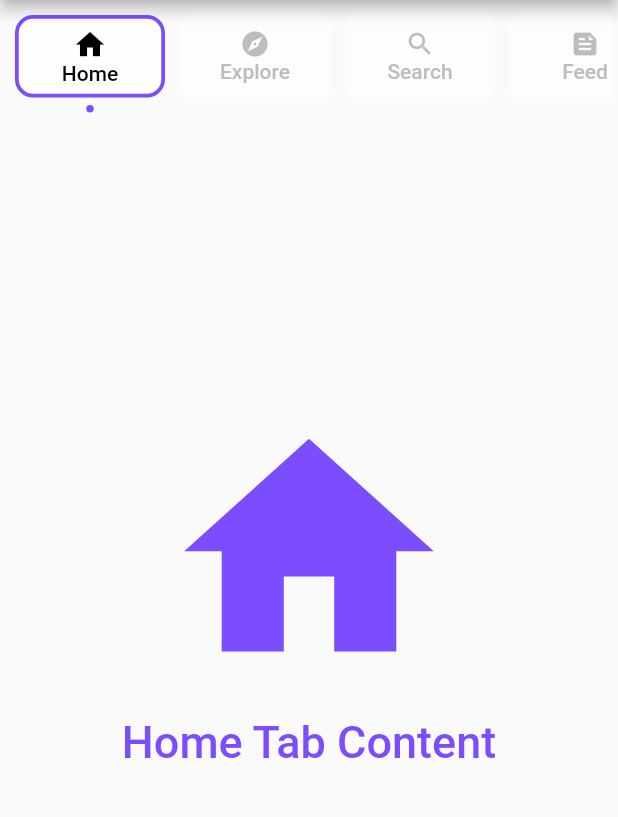
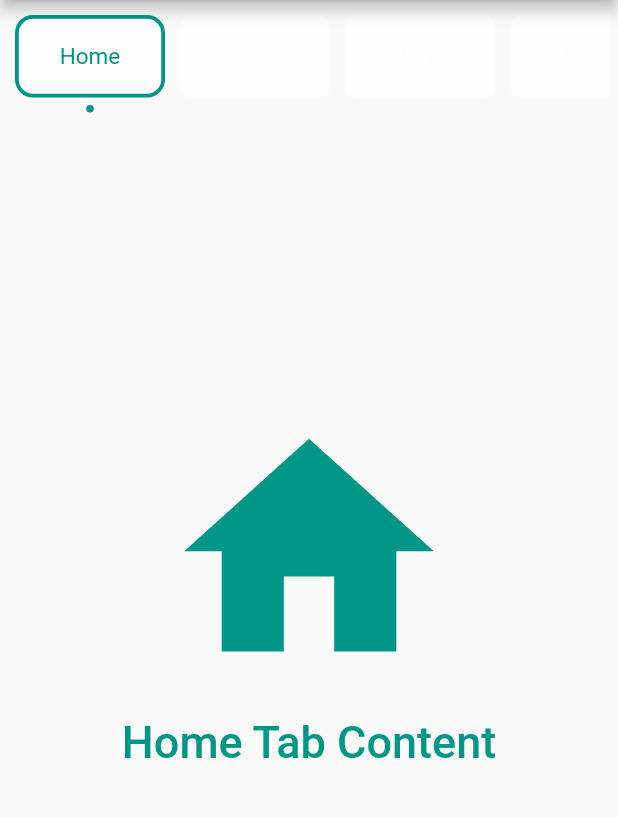
Before and after one commit to daylerVMT/mypetinfo, a Flutter app: the HomePage screen opened by its route, on a phone screen of 412 x 824 dp, the part 84-901 px from its top. Run offline on Flutter 3.47's test engine with Material 2 defaults, Android fonts, the phone set to English and light mode, and no system bars; our stand-ins replace firebase_auth, firebase_core, fluttertoast, google_fonts; accounts and stored records are empty; Roboto replaces fonts that are missing (Ubuntu).

Commit message:
trabajo 2

```diff
--- a/lib/features/app/splash_screen/splash_screen.dart
+++ b/lib/features/app/splash_screen/splash_screen.dart
@@ -14,7 +14,7 @@ class _SplashScreenState extends State<SplashScreen> {
 @override
   void initState() {
     Future.delayed(
-      Duration(seconds: 3),(){
+      Duration(seconds: 5),(){
         Navigator.pushAndRemoveUntil(context, MaterialPageRoute(builder: (context) => widget.child!), (route) => false);
     }
     );
@@ -27,9 +27,9 @@ class _SplashScreenState extends State<SplashScreen> {
     return Scaffold(
       body: Center(
         child: Text(
-          "Welcome To Flutter Firebase",
+          "Welcome To My Pet Info",
           style: TextStyle(
-            color: Colors.blue,
+            color: Colors.teal,
             fontWeight: FontWeight.bold,
           ),
         ),
--- a/lib/features/user_auth/firebase_auth_implementation/firebase_auth_services.dart
+++ b/lib/features/user_auth/firebase_auth_implementation/firebase_auth_services.dart
@@ -1,5 +1,3 @@
-
-
 
 
 import 'package:firebase_auth/firebase_auth.dart';
--- a/lib/features/user_auth/presentation/pages/home_page.dart
+++ b/lib/features/user_auth/presentation/pages/home_page.dart
@@ -15,24 +15,18 @@ class HomePage extends StatefulWidget {
 class _HomePageState extends State<HomePage> {
   List<String> items = [
     "Home",
-    "Explore",
-    "Search",
-    "Feed",
-    "Posts",
-    "Activity",
-    "Setting",
+    "Register",
+    "Alerts",
+    "Maps",
     "Profile",
   ];
 
   /// List of body icon
   List<IconData> icons = [
     Icons.home,
-    Icons.explore,
-    Icons.search,
-    Icons.feed,
-    Icons.post_add,
-    Icons.local_activity,
-    Icons.settings,
+    Icons.library_add,
+    Icons.add_alert,
+    Icons.gps_fixed,
     Icons.person
   ];
   int current = 0;
@@ -105,33 +99,22 @@ class _HomePageState extends State<HomePage> {
                                   : BorderRadius.circular(7),
                               border: current == index
                                   ? Border.all(
-                                      color: Colors.deepPurpleAccent,
+                                      color: Colors.teal,
                                       width: 2.5)
                                   : null,
                             ),
                             child: Center(
-                              child: Column(
-                                mainAxisAlignment: MainAxisAlignment.center,
-                                children: [
-                                  Icon(
-                                    icons[index],
-                                    size: current == index ? 23 : 20,
-                                    color: current == index
-                                        ? Colors.black
-                                        : Colors.grey.shade400,
-                                  ),
-                                  Text(
-                                    items[index],
-                                    style: GoogleFonts.ubuntu(
-                                      fontWeight: FontWeight.w500,
-                                      color: current == index
-                                          ? Colors.black
-                                          : Colors.grey.shade400,
-                                    ),
-                                  ),
-                                ],
+                              child: Text(
+                                items[index],
+                                style: GoogleFonts.ubuntu(
+                                  fontSize: 15,
+                                  color: current == index
+                                    ? Colors.teal
+                                      : Colors.white60,
+                                  fontWeight: FontWeight.w400,
+                                ),
                               ),
-                            ),
+                            )
                           ),
                         ),
                         Visibility(
@@ -140,7 +123,7 @@ class _HomePageState extends State<HomePage> {
                             width: 5,
                             height: 5,
                             decoration: const BoxDecoration(
-                                color: Colors.deepPurpleAccent,
+                                color: Colors.teal,
                                 shape: BoxShape.circle),
                           ),
                         )
@@ -165,7 +148,7 @@ class _HomePageState extends State<HomePage> {
                       Icon(
                         icons[current],
                         size: 200,
-                        color: Colors.deepPurpleAccent,
+                        color: Colors.teal,
                       ),
                       const SizedBox(
                         height: 10,
@@ -175,7 +158,7 @@ class _HomePageState extends State<HomePage> {
                         style: GoogleFonts.ubuntu(
                             fontWeight: FontWeight.w500,
                             fontSize: 30,
-                            color: Colors.deepPurpleAccent),
+                            color: Colors.teal),
                       ),
                     ],
                   );
--- /dev/null
+++ b/lib/features/user_auth/presentation/screems/index.dart
@@ -0,0 +1,4 @@
+export 'package:my_pet_info/features/user_auth/presentation/screems/one.dart';
+export 'package:my_pet_info/features/user_auth/presentation/screems/two.dart';
+export 'package:my_pet_info/features/user_auth/presentation/screems/three.dart';
+export 'package:my_pet_info/features/user_auth/presentation/screems/four.dart';
--- a/lib/main.dart
+++ b/lib/main.dart
@@ -35,7 +35,7 @@ class MyApp extends StatelessWidget {
 
     return MaterialApp(
       debugShowCheckedModeBanner: false,
-      title: 'Flutter Firebase',
+      title: 'My Pet Info',
       routes: {
         '/': (context) => const SplashScreen(
           // Here, you can decide whether to show the LoginPage or HomePage based on user authentication
```
Also changed, not shown: lib/features/user_auth/presentation/screems/one.dart (+26 -0 lines), lib/features/user_auth/presentation/screems/five.dart (deleted).
